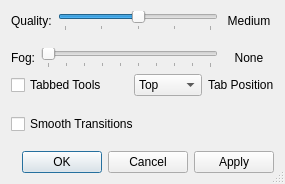
Qt form avogadro/src/settingsdialog.ui (cryos/avogadro) before a commit.
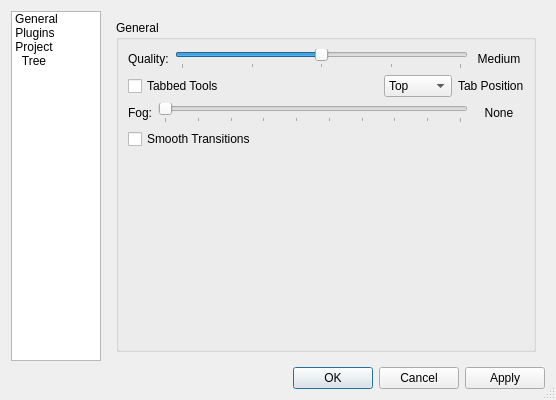
The same form after that commit. Icons and pictures are not drawn.

Commit message: Create the icon list based configuration dialog.

```diff
--- a/avogadro/src/settingsdialog.ui
+++ b/avogadro/src/settingsdialog.ui
@@ -5,8 +5,8 @@
    <rect>
     <x>0</x>
     <y>0</y>
-    <width>285</width>
-    <height>184</height>
+    <width>556</width>
+    <height>392</height>
    </rect>
   </property>
   <property name="windowTitle" >
@@ -19,8 +19,21 @@
   <property name="sizeGripEnabled" >
    <bool>true</bool>
   </property>
-  <layout class="QVBoxLayout" name="verticalLayout" >
-   <item>
+  <layout class="QGridLayout" name="gridLayout" >
+   <item row="0" column="1" >
+    <widget class="QStackedWidget" name="stackedWidget" >
+     <property name="currentIndex" >
+      <number>0</number>
+     </property>
+     <widget class="QWidget" name="general" >
+      <layout class="QGridLayout" name="gridLayout_2" >
+       <item row="0" column="0" >
+        <widget class="QGroupBox" name="groupBox" >
+         <property name="title" >
+          <string>General</string>
+         </property>
+         <layout class="QGridLayout" name="gridLayout_3" >
+          <item row="0" column="0" >
     <layout class="QHBoxLayout" name="_3" >
      <item>
       <widget class="QLabel" name="qualityLabel" >
@@ -78,91 +91,7 @@
      </item>
     </layout>
    </item>
-   <item>
-    <spacer name="verticalSpacer_3" >
-     <property name="orientation" >
-      <enum>Qt::Vertical</enum>
-     </property>
-     <property name="sizeHint" stdset="0" >
-      <size>
-       <width>20</width>
-       <height>40</height>
-      </size>
-     </property>
-    </spacer>
-   </item>
-   <item>
-    <layout class="QHBoxLayout" name="_4" >
-     <item>
-      <widget class="QLabel" name="qualityLabel_2" >
-       <property name="text" >
-        <string>Fog:</string>
-       </property>
-      </widget>
-     </item>
-     <item>
-      <widget class="QSlider" name="fogSlider" >
-       <property name="toolTip" >
-        <string>Set the global rendering quality.</string>
-       </property>
-       <property name="maximum" >
-        <number>9</number>
-       </property>
-       <property name="pageStep" >
-        <number>1</number>
-       </property>
-       <property name="value" >
-        <number>0</number>
-       </property>
-       <property name="orientation" >
-        <enum>Qt::Horizontal</enum>
-       </property>
-       <property name="tickPosition" >
-        <enum>QSlider::TicksBelow</enum>
-       </property>
-       <property name="tickInterval" >
-        <number>1</number>
-       </property>
-      </widget>
-     </item>
-     <item>
-      <widget class="QLabel" name="fogValueLabel" >
-       <property name="sizePolicy" >
-        <sizepolicy vsizetype="Preferred" hsizetype="Fixed" >
-         <horstretch>50</horstretch>
-         <verstretch>0</verstretch>
-        </sizepolicy>
-       </property>
-       <property name="minimumSize" >
-        <size>
-         <width>50</width>
-         <height>0</height>
-        </size>
-       </property>
-       <property name="text" >
-        <string>None</string>
-       </property>
-       <property name="alignment" >
-        <set>Qt::AlignCenter</set>
-       </property>
-      </widget>
-     </item>
-    </layout>
-   </item>
-   <item>
-    <spacer name="verticalSpacer_4" >
-     <property name="orientation" >
-      <enum>Qt::Vertical</enum>
-     </property>
-     <property name="sizeHint" stdset="0" >
-      <size>
-       <width>20</width>
-       <height>0</height>
-      </size>
-     </property>
-    </spacer>
-   </item>
-   <item>
+          <item row="1" column="0" >
     <layout class="QHBoxLayout" name="_2" >
      <item>
       <widget class="QCheckBox" name="tabbedToolsCheck" >
@@ -225,20 +154,65 @@
      </item>
     </layout>
    </item>
+          <item row="2" column="0" >
+           <layout class="QHBoxLayout" name="_4" >
    <item>
-    <spacer name="verticalSpacer_2" >
+             <widget class="QLabel" name="qualityLabel_2" >
+              <property name="text" >
+               <string>Fog:</string>
+              </property>
+             </widget>
+            </item>
+            <item>
+             <widget class="QSlider" name="fogSlider" >
+              <property name="toolTip" >
+               <string>Set the global rendering quality.</string>
+              </property>
+              <property name="maximum" >
+               <number>9</number>
+              </property>
+              <property name="pageStep" >
+               <number>1</number>
+              </property>
+              <property name="value" >
+               <number>0</number>
+              </property>
      <property name="orientation" >
-      <enum>Qt::Vertical</enum>
-     </property>
-     <property name="sizeHint" stdset="0" >
+               <enum>Qt::Horizontal</enum>
+              </property>
+              <property name="tickPosition" >
+               <enum>QSlider::TicksBelow</enum>
+              </property>
+              <property name="tickInterval" >
+               <number>1</number>
+              </property>
+             </widget>
+            </item>
+            <item>
+             <widget class="QLabel" name="fogValueLabel" >
+              <property name="sizePolicy" >
+               <sizepolicy vsizetype="Preferred" hsizetype="Fixed" >
+                <horstretch>50</horstretch>
+                <verstretch>0</verstretch>
+               </sizepolicy>
+              </property>
+              <property name="minimumSize" >
       <size>
-       <width>20</width>
-       <height>40</height>
-      </size>
-     </property>
-    </spacer>
-   </item>
-   <item>
+                <width>50</width>
+                <height>0</height>
+               </size>
+              </property>
+              <property name="text" >
+               <string>None</string>
+              </property>
+              <property name="alignment" >
+               <set>Qt::AlignCenter</set>
+              </property>
+             </widget>
+            </item>
+           </layout>
+          </item>
+          <item row="3" column="0" >
     <widget class="QCheckBox" name="animationsCheck" >
      <property name="toolTip" >
       <string>Smooths animations of various functions where availabe.</string>
@@ -251,7 +225,7 @@
      </property>
     </widget>
    </item>
-   <item>
+          <item row="4" column="0" >
     <spacer name="verticalSpacer" >
      <property name="orientation" >
       <enum>Qt::Vertical</enum>
@@ -264,7 +238,16 @@
      </property>
     </spacer>
    </item>
-   <item>
+         </layout>
+        </widget>
+       </item>
+      </layout>
+     </widget>
+     <widget class="QWidget" name="plugins" />
+     <widget class="QWidget" name="project" />
+    </widget>
+   </item>
+   <item row="1" column="0" colspan="2" >
     <widget class="QDialogButtonBox" name="dialogButtonBox" >
      <property name="layoutDirection" >
       <enum>Qt::LeftToRight</enum>
@@ -277,6 +260,82 @@
      </property>
     </widget>
    </item>
+   <item row="0" column="0" >
+    <widget class="QListWidget" name="listWidget" >
+     <property name="sizePolicy" >
+      <sizepolicy vsizetype="Expanding" hsizetype="Fixed" >
+       <horstretch>0</horstretch>
+       <verstretch>0</verstretch>
+      </sizepolicy>
+     </property>
+     <property name="minimumSize" >
+      <size>
+       <width>0</width>
+       <height>350</height>
+      </size>
+     </property>
+     <property name="maximumSize" >
+      <size>
+       <width>90</width>
+       <height>16777215</height>
+      </size>
+     </property>
+     <property name="iconSize" >
+      <size>
+       <width>32</width>
+       <height>32</height>
+      </size>
+     </property>
+     <property name="textElideMode" >
+      <enum>Qt::ElideMiddle</enum>
+     </property>
+     <property name="flow" >
+      <enum>QListView::LeftToRight</enum>
+     </property>
+     <property name="isWrapping" stdset="0" >
+      <bool>true</bool>
+     </property>
+     <property name="spacing" >
+      <number>12</number>
+     </property>
+     <property name="viewMode" >
+      <enum>QListView::IconMode</enum>
+     </property>
+     <property name="wordWrap" >
+      <bool>true</bool>
+     </property>
+     <property name="selectionRectVisible" >
+      <bool>true</bool>
+     </property>
+     <item>
+      <property name="text" >
+       <string>General</string>
+      </property>
+      <property name="icon" >
+       <iconset resource="avogadro.qrc" >
+        <normaloff>:/icons/tool.png</normaloff>:/icons/tool.png</iconset>
+      </property>
+     </item>
+     <item>
+      <property name="text" >
+       <string>Plugins</string>
+      </property>
+      <property name="icon" >
+       <iconset resource="avogadro.qrc" >
+        <normaloff>:/icons/edit_add.png</normaloff>:/icons/edit_add.png</iconset>
+      </property>
+     </item>
+     <item>
+      <property name="text" >
+       <string>Project Tree</string>
+      </property>
+      <property name="icon" >
+       <iconset resource="avogadro.qrc" >
+        <normaloff>:/icons/avogadro.png</normaloff>:/icons/avogadro.png</iconset>
+      </property>
+     </item>
+    </widget>
+   </item>
   </layout>
  </widget>
  <resources>
```
Left out of the diff: 40 changed lines with no effect on the pictures. Lines whose indentation alone changed are shown as unchanged.
